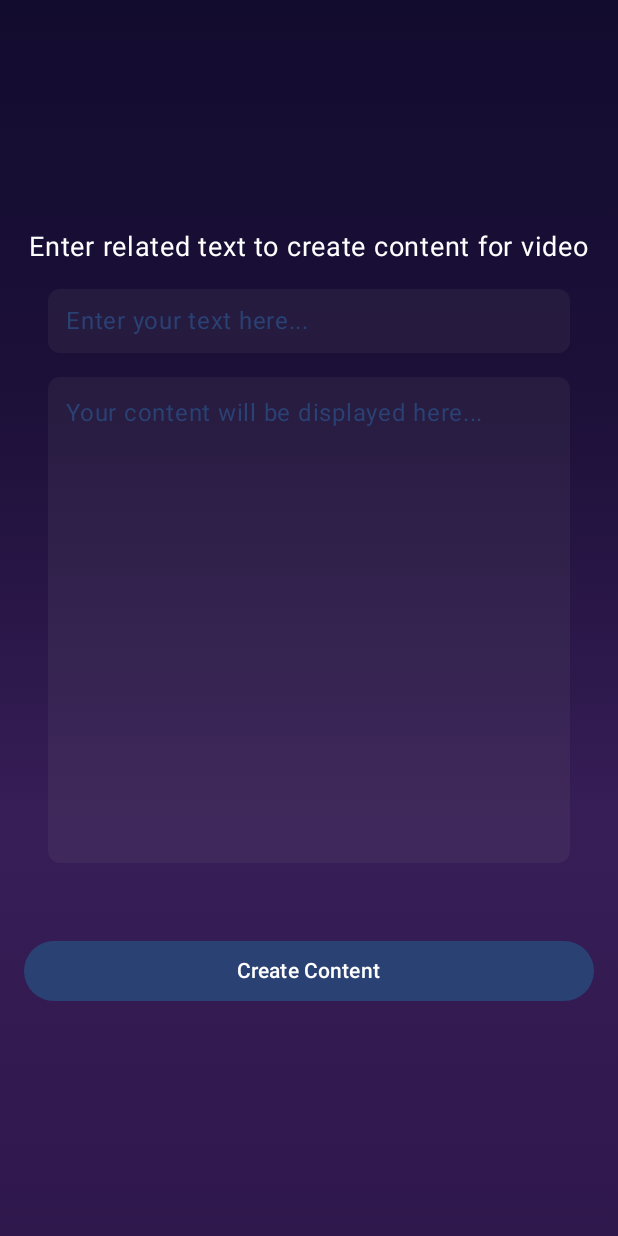
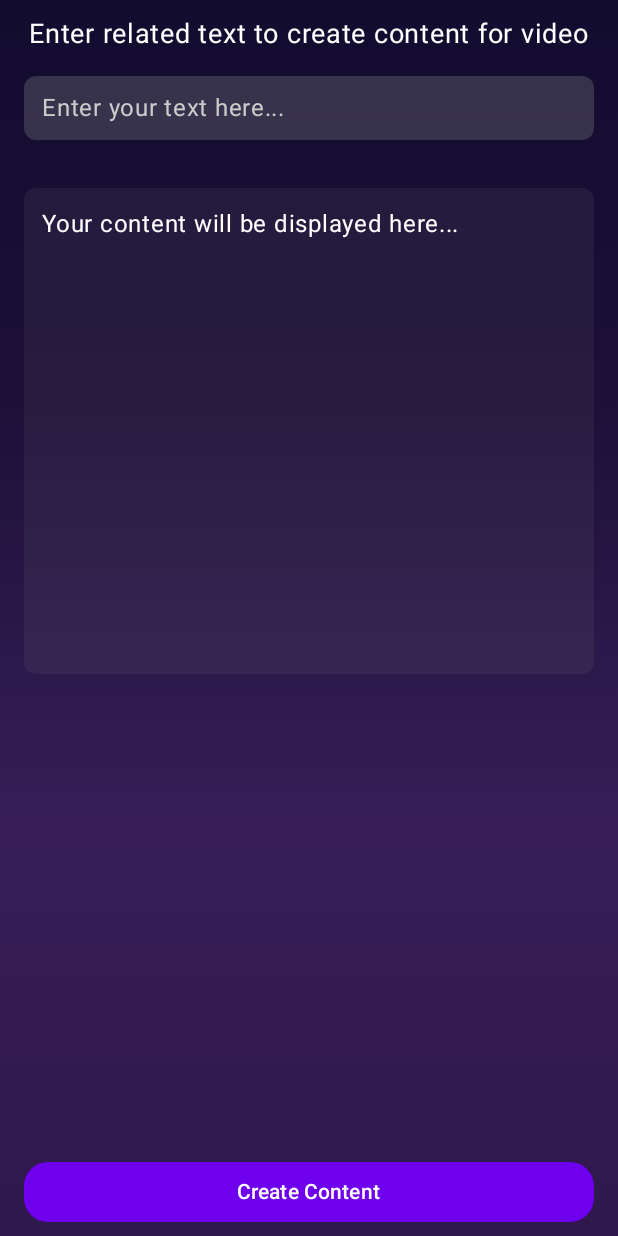
Before and after one commit to minhkhang1505/kotlin_genAI, an Android app built with Jetpack Compose: the screen it shows after launch (MainActivity), on a phone screen of 412 x 824 dp. Run offline under Robolectric (Android 15) with nearby library versions, the phone set to English and light mode, and no system bars; our stand-ins replace livedata-compose.

Commit message:
change UI

```diff
--- a/app/src/main/java/com/nguyenminhkhang/genai/screen/GenContentScreen.kt
+++ b/app/src/main/java/com/nguyenminhkhang/genai/screen/GenContentScreen.kt
@@ -2,7 +2,10 @@ package com.nguyenminhkhang.genai.screen
 
 import androidx.compose.foundation.background
 import androidx.compose.foundation.layout.*
+import androidx.compose.foundation.rememberScrollState
+import androidx.compose.foundation.shape.RoundedCornerShape
 import androidx.compose.foundation.text.BasicTextField
+import androidx.compose.foundation.verticalScroll
 import androidx.compose.material3.*
 import androidx.compose.runtime.*
 import androidx.compose.ui.Alignment
@@ -16,19 +19,27 @@ import androidx.compose.ui.unit.sp
 import com.nguyenminhkhang.genai.CreateContentViewModel
 import androidx.lifecycle.viewmodel.compose.viewModel
 import androidx.compose.runtime.livedata.observeAsState
+import androidx.compose.ui.draw.clip
 
-
+@OptIn(ExperimentalMaterial3Api::class)
 @Composable
 fun TextGenerationScreen(viewModel: CreateContentViewModel = viewModel()) {
-    var inputText by remember { mutableStateOf(TextFieldValue("Enter your text here...")) }
+    var inputText by remember { mutableStateOf(TextFieldValue("")) }
 
     val generatedContent by viewModel.generatedContent.observeAsState("Your content will be displayed here...")
     val isLoading by viewModel.loading.observeAsState(false)
     val errorMessage by viewModel.error.observeAsState()
 
-    Column(
-        modifier = Modifier
-            .fillMaxSize()
+    val scrollState = rememberScrollState()
+    Scaffold(
+//        topBar = {
+//            TopAppBar(
+//                title = { Text("Create content", color = Color.Black) },
+//            )
+//        }
+    ) {
+        Box(
+            modifier = Modifier.fillMaxSize().padding(it)
                 .background(
                     brush = Brush.verticalGradient(
                         colors = listOf(
@@ -39,9 +50,14 @@ fun TextGenerationScreen(viewModel: CreateContentViewModel = viewModel()) {
                         )
                     )
                 )
+                .padding(vertical = 5.dp),
+        ) {
+            Column(
+                modifier = Modifier
+                    .align(Alignment.Center)
                     .padding(vertical = 5.dp, horizontal = 16.dp),
                 horizontalAlignment = Alignment.CenterHorizontally,
-        verticalArrangement = Arrangement.Center
+                verticalArrangement = Arrangement.Center,
             ) {
                 Text(
                     text = "Enter related text to create content for video",
@@ -53,13 +69,27 @@ fun TextGenerationScreen(viewModel: CreateContentViewModel = viewModel()) {
                 // Input Text Field
                 BasicTextField(
                     value = inputText,
+
                     onValueChange = { inputText = it },
-            textStyle = MaterialTheme.typography.bodyLarge.copy(color = MaterialTheme.colorScheme.primary),
+                    textStyle = MaterialTheme.typography.bodyLarge.copy(color = Color.White),
                     modifier = Modifier
                         .fillMaxWidth()
-                .padding(horizontal = 16.dp)
-                .background(Color.Gray.copy(alpha = 0.1f), shape = MaterialTheme.shapes.small)
-                .padding(12.dp)
+                        .background(Color.Gray.copy(alpha = 0.3f), shape = MaterialTheme.shapes.small)
+                        .padding(12.dp),
+                    decorationBox = { innerTextField ->
+                        Box(
+                            modifier = Modifier.fillMaxWidth()
+                        ) {
+                            if (inputText.text == "") {
+                                Text(
+                                    text = "Enter your text here...",
+                                    style = MaterialTheme.typography.bodyLarge,
+                                    color = Color.LightGray
+                                )
+                            }
+                            innerTextField() // nội dung người dùng gõ
+                        }
+                    }
                 )
 
                 // Display error (nếu có)
@@ -70,31 +100,44 @@ fun TextGenerationScreen(viewModel: CreateContentViewModel = viewModel()) {
                         modifier = Modifier.padding(top = 8.dp)
                     )
                 }
+                Spacer(modifier = Modifier.height(16.dp))
 
                 // Generated content area
+                Box(
+                    modifier = Modifier
+                        .fillMaxSize()
+                        .verticalScroll(scrollState)
+                        .padding(top = 16.dp, bottom = 50.dp)
+                ) {
                     Text(
                         text = if (isLoading) "Đang tạo nội dung..." else generatedContent,
                         fontSize = 16.sp,
-            color = MaterialTheme.colorScheme.primary,
+                        color = Color.White,
                         modifier = Modifier
                             .fillMaxWidth()
-                .padding(16.dp)
                             .background(Color.Gray.copy(alpha = 0.1f), shape = MaterialTheme.shapes.small)
                             .padding(12.dp)
                             .heightIn(min = 300.dp)
                     )
+                }
 
                 Spacer(modifier = Modifier.height(32.dp))
-
+            }
             // Button to trigger content generation
             Button(
                 onClick = {
                     viewModel.generateVideoContent(inputText.text)
                 },
-            modifier = Modifier.fillMaxWidth(),
-            enabled = !isLoading
+                modifier = Modifier.fillMaxWidth().align(Alignment.BottomCenter).padding(horizontal = 16.dp),
+                enabled = !isLoading,
+                shape = RoundedCornerShape(16.dp),
+                colors = ButtonDefaults.buttonColors(
+                    containerColor = Color(0xFF6F00EE), // Màu nền
+                    contentColor = Color.White           // Màu chữ/icon
+                )
             ) {
                 Text(text = if (isLoading) "Đang xử lý..." else "Create Content")
+            }
         }
     }
 }
```
Lines whose indentation alone changed are shown as unchanged.
